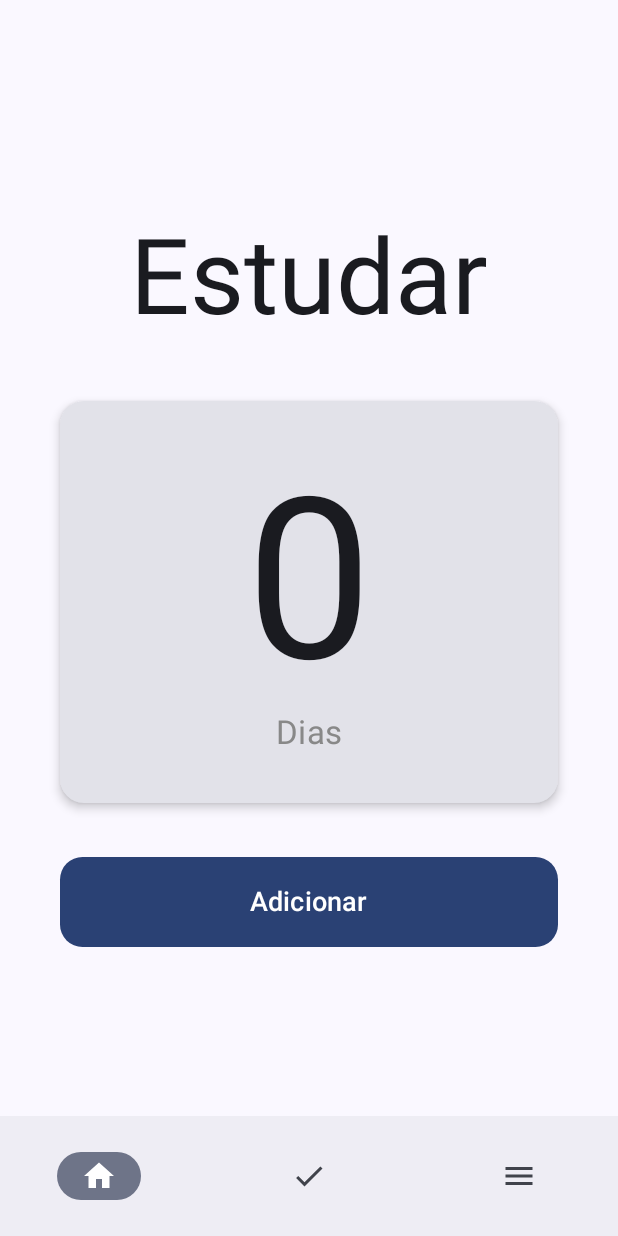
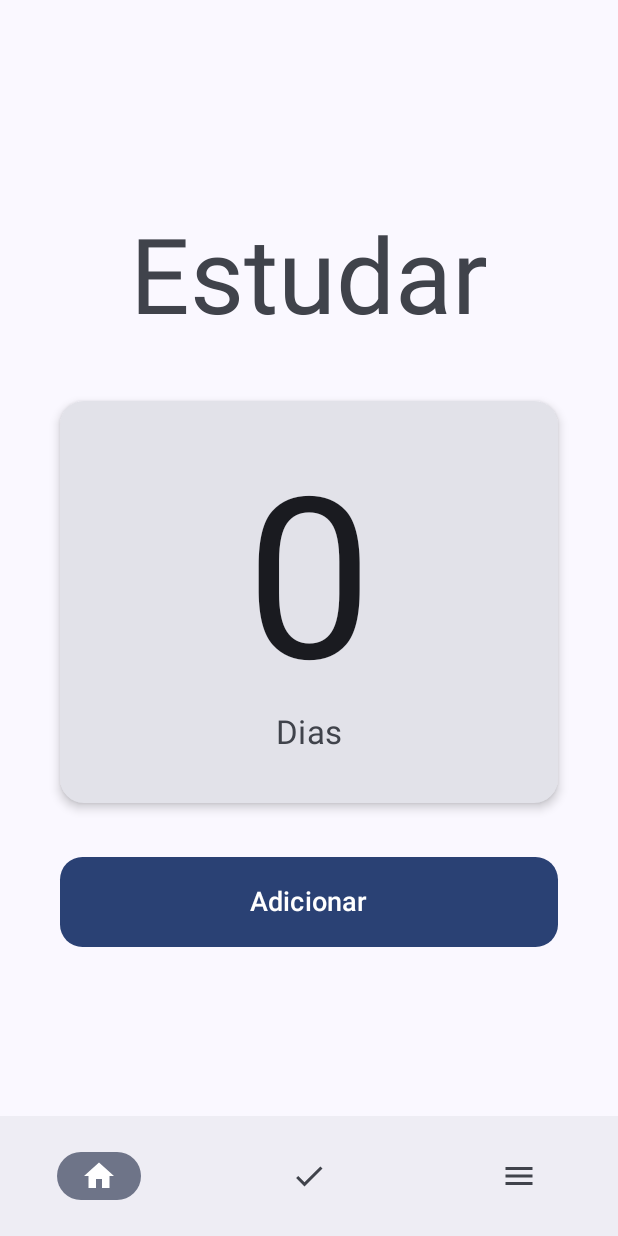
Before and after one commit to thiago-desenv/DayUp, an Android app built with Jetpack Compose: the screen it shows after launch (MainActivity), on a phone screen of 412 x 824 dp. Run offline under Robolectric (Android 15) with nearby library versions, the phone set to English and light mode, and no system bars.

Commit message:
Ajustado propriedades do layout do app para suportar tema escuro

```diff
--- a/app/src/main/java/com/example/dayup/MainActivity.kt
+++ b/app/src/main/java/com/example/dayup/MainActivity.kt
@@ -17,6 +17,7 @@ import androidx.compose.material.icons.filled.Check
 import androidx.compose.material.icons.filled.Home
 import androidx.compose.material.icons.filled.Menu
 import androidx.compose.material3.Button
+import androidx.compose.material3.ButtonDefaults
 import androidx.compose.material3.Card
 import androidx.compose.material3.CardDefaults
 import androidx.compose.material3.Icon
@@ -33,7 +34,6 @@ import androidx.compose.runtime.remember
 import androidx.compose.runtime.setValue
 import androidx.compose.ui.Alignment
 import androidx.compose.ui.Modifier
-import androidx.compose.ui.graphics.Color
 import androidx.compose.ui.tooling.preview.Preview
 import androidx.compose.ui.unit.dp
 import androidx.compose.ui.unit.sp
@@ -92,6 +92,7 @@ fun CounterApp(modifier: Modifier = Modifier) {
             Text(
                 text = taskTitle,
                 style = MaterialTheme.typography.headlineMedium.copy(fontSize = 70.sp),
+                color = MaterialTheme.colorScheme.onSurfaceVariant,
                 modifier = Modifier.padding(top = 32.dp, bottom = 24.dp)
             )
 
@@ -116,7 +117,7 @@ fun CounterApp(modifier: Modifier = Modifier) {
                     Text(
                         text = "Dias",
                         style = MaterialTheme.typography.bodyMedium.copy(fontSize = 22.sp),
-                        color = Color.Gray
+                        color = MaterialTheme.colorScheme.onSurfaceVariant
                     )
                 }
             }
@@ -126,6 +127,10 @@ fun CounterApp(modifier: Modifier = Modifier) {
             Button(
                 onClick = { count++ },
                 shape = RoundedCornerShape(15.dp),
+                colors = ButtonDefaults.buttonColors(
+                    containerColor = MaterialTheme.colorScheme.primary,
+                    contentColor = MaterialTheme.colorScheme.onPrimary
+                ),
                 modifier = Modifier
                     .fillMaxWidth()
                     .height(60.dp)
```
